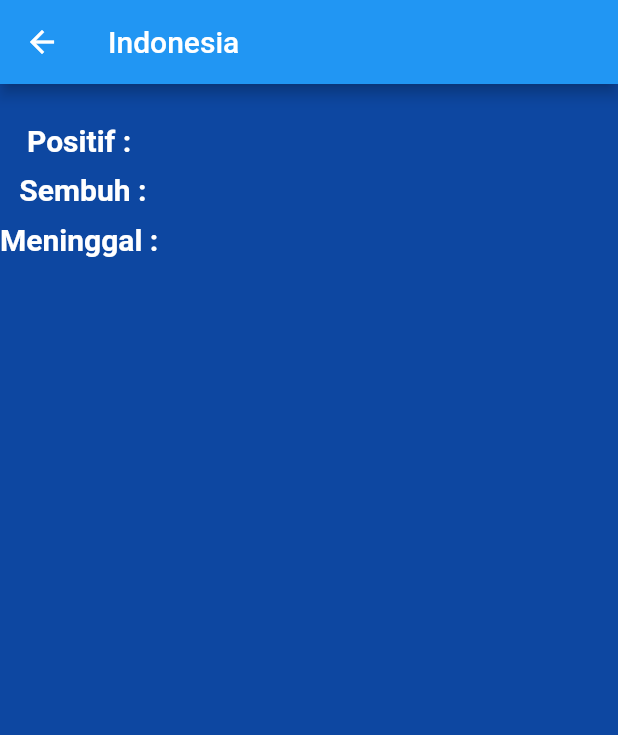
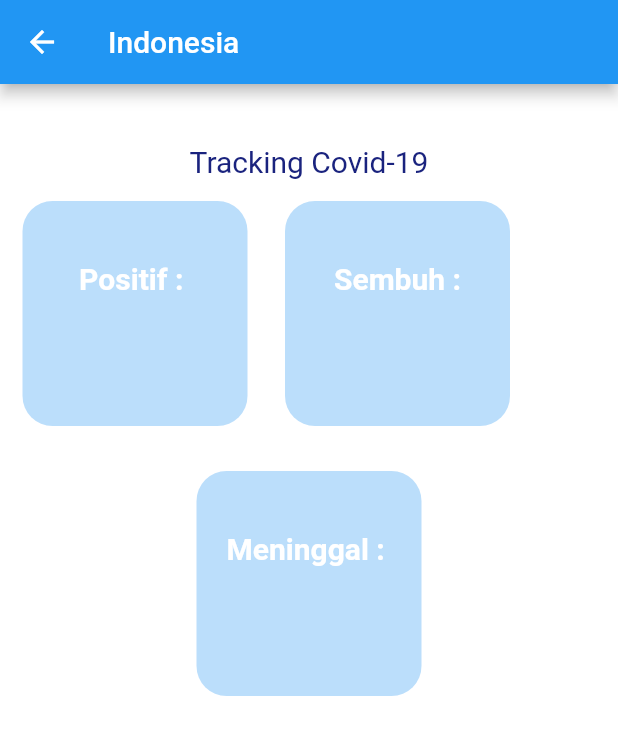
Before and after one commit to rnarhmwt123/apikawalkorona, a Flutter app: the DetailPost screen opened directly with empty values, on a phone screen of 412 x 824 dp. Shown: the top 735 px of the screen. Run offline on Flutter 3.47's test engine with Material 2 defaults, Android fonts, the phone set to English and light mode, and no system bars; network calls fail.

Commit message:
first commit

```diff
--- a/lib/detail_post.dart
+++ b/lib/detail_post.dart
@@ -17,17 +17,36 @@ class DetailPost extends StatelessWidget {
   @override
   Widget build(BuildContext context) {
     return Scaffold(
-      backgroundColor: Colors.blue[900],
+      backgroundColor: Colors.white,
       appBar: AppBar(
         title: Text('Indonesia'),
       ),
-      body: Container(
+      body: new Column(
+        children: <Widget>[
+          new Center(
+            child: Container(
               child: Column(
-          children: [
-            Text(name),
-            SizedBox(
-              height: 10,
+                mainAxisAlignment: MainAxisAlignment.center,
+                children: <Widget>[
+                  new Padding(
+                    padding: new EdgeInsets.all(10.0),
                   ),
+                  new Padding(
+                    padding: new EdgeInsets.all(10.0),
+                  ),
+                  new Text(
+                    "Tracking Covid-19",
+                    style: new TextStyle(
+                        fontSize: 20.0, color: Colors.indigo[900]),
+                  ),
+                  new Row(
+                    children: <Widget>[
+                      new Container(
+                        child: Column(
+                          children: <Widget>[
+                            Padding(
+                                padding:
+                                    EdgeInsets.all(10)), //Untuk Jarak paragraf
                             Text(
                               "Positif : " + positif,
                               style: TextStyle(
@@ -36,9 +55,21 @@ class DetailPost extends StatelessWidget {
                                 fontWeight: FontWeight.bold,
                               ),
                             ),
-            SizedBox(
-              height: 10,
+                          ],
                         ),
+                        width: 150,
+                        height: 150,
+                        margin: EdgeInsets.all(15.0),
+                        padding: EdgeInsets.all(20.0),
+                        decoration: BoxDecoration(
+                            color: Colors.blue[100],
+                            borderRadius: BorderRadius.circular(20)),
+                      ),
+                      new Container(
+                        child: Column(
+                          children: <Widget>[
+                            Padding(padding: EdgeInsets.all(10)),
+                            //Untuk Jarak paragraf
                             Text(
                               " Sembuh : " + sembuh,
                               style: TextStyle(
@@ -47,9 +78,26 @@ class DetailPost extends StatelessWidget {
                                 fontWeight: FontWeight.bold,
                               ),
                             ),
-            SizedBox(
-              height: 10,
+                          ],
                         ),
+                        width: 150,
+                        height: 150,
+                        margin: EdgeInsets.all(10.0),
+                        padding: EdgeInsets.all(20.0),
+                        decoration: BoxDecoration(
+                            color: Colors.blue[100],
+                            borderRadius: BorderRadius.circular(20)),
+                      ),
+                    ],
+                  ),
+                  new Column(
+                    children: <Widget>[
+                      new Container(
+                        child: Column(
+                          children: <Widget>[
+                            Padding(
+                                padding:
+                                    EdgeInsets.all(10)), //Untuk Jarak paragraf
                             Text(
                               "Meninggal : " + meninggal,
                               style: TextStyle(
@@ -58,11 +106,23 @@ class DetailPost extends StatelessWidget {
                                 fontWeight: FontWeight.bold,
                               ),
                             ),
-            SizedBox(
-              height: 10,
+                          ],
+                        ),
+                        width: 150,
+                        height: 150,
+                        margin: EdgeInsets.all(15.0),
+                        padding: EdgeInsets.all(20.0),
+                        decoration: BoxDecoration(
+                            color: Colors.blue[100],
+                            borderRadius: BorderRadius.circular(20)),
                       ),
                     ],
+                  )
+                ],
               ),
+            ),
+          ),
+        ],
       ),
     );
   }
--- a/lib/main.dart
+++ b/lib/main.dart
@@ -10,6 +10,7 @@ class MyApp extends StatelessWidget {
   @override
   Widget build(BuildContext context) {
     return MaterialApp(
+      debugShowCheckedModeBanner: false,
       title: 'Flutter Demo',
       theme: ThemeData(
         primarySwatch: Colors.blue,
```
Lines whose indentation alone changed are shown as unchanged.
